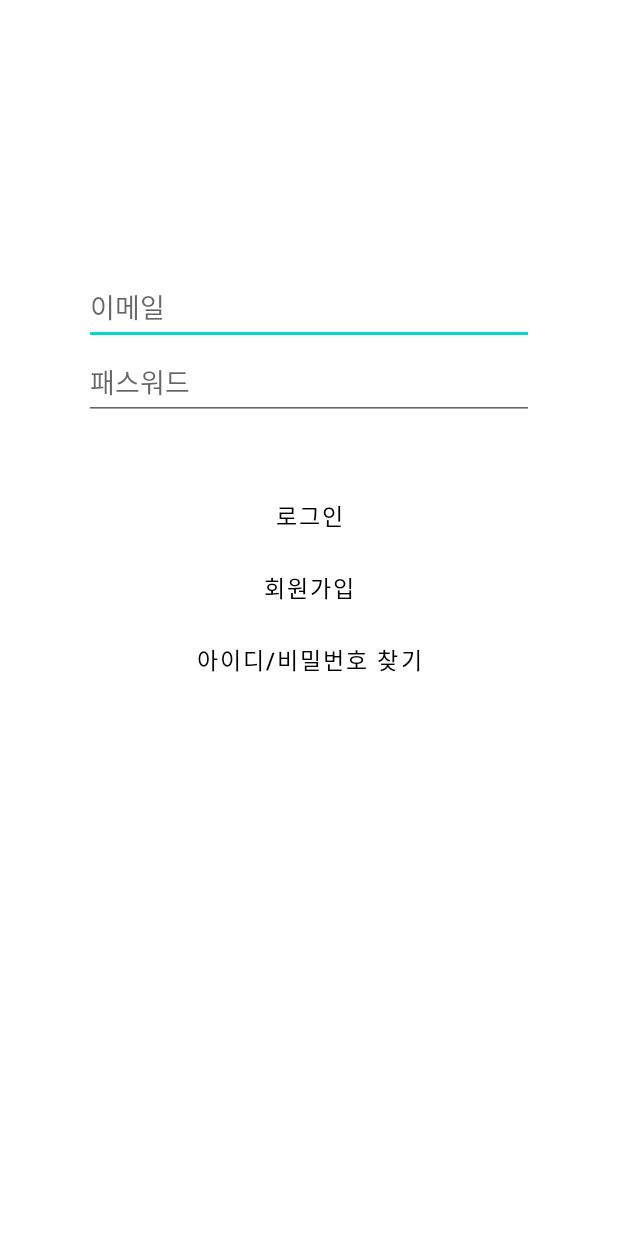
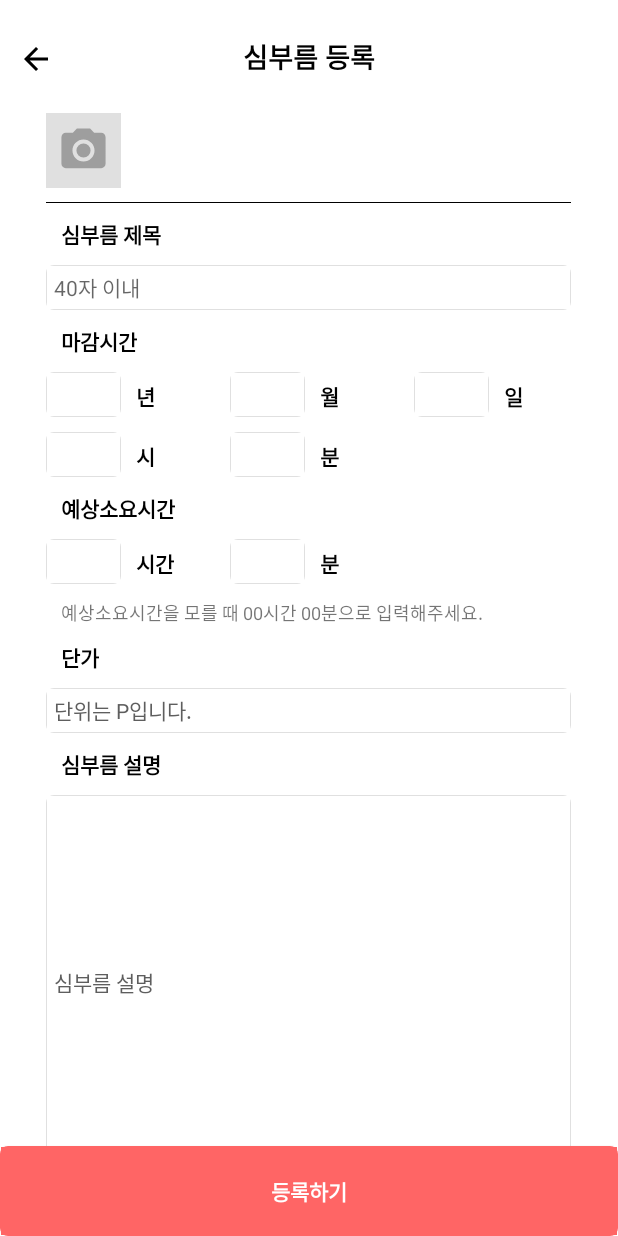
Before and after one commit to YoonDongGwan/hanium-project, an Android app: the screen it shows after launch (LoginActivity before the commit, PostActivity after it), on a phone screen of 412 x 824 dp. Run offline under Robolectric (Android 15) with nearby library versions, the phone set to English and light mode, and no system bars.

Commit message:
로그인, 심부름 등록 레이아웃 구현

```diff
--- a/app/src/main/AndroidManifest.xml
+++ b/app/src/main/AndroidManifest.xml
@@ -9,7 +9,7 @@
         android:roundIcon="@mipmap/ic_launcher_round"
         android:supportsRtl="true"
         android:theme="@style/Theme.Hanium">
-        <activity android:name=".LoginActivity">
+        <activity android:name=".PostActivity">
             <intent-filter>
                 <action android:name="android.intent.action.MAIN" />
 
--- a/app/src/main/java/com/example/hanium/LoginActivity.java
+++ b/app/src/main/java/com/example/hanium/LoginActivity.java
@@ -3,9 +3,11 @@ package com.example.hanium;
 import androidx.appcompat.app.AppCompatActivity;
 
 import android.content.Intent;
+import android.graphics.Paint;
 import android.os.Bundle;
 import android.view.View;
 import android.widget.Button;
+import android.widget.TextView;
 
 public class LoginActivity extends AppCompatActivity {
     Intent intent;
@@ -14,7 +16,7 @@ public class LoginActivity extends AppCompatActivity {
         super.onCreate(savedInstanceState);
         setContentView(R.layout.activity_login);
         Button login_btn = findViewById(R.id.login_btn);
-        Button signup_btn = findViewById(R.id.signup_btn);
+        TextView signup_btn = findViewById(R.id.signup_btn);
         login_btn.setOnClickListener(onClickListener);
         signup_btn.setOnClickListener(onClickListener);
     }
--- a/app/src/main/java/com/example/hanium/MainActivity.java
+++ b/app/src/main/java/com/example/hanium/MainActivity.java
@@ -36,14 +36,10 @@ public class MainActivity extends AppCompatActivity {
 
                     case R.id.chat:
                         transaction.replace(R.id.framelayout, chatFragment).commitAllowingStateLoss();
-
                         break;
-
                     case R.id.alarm:
                             transaction.replace(R.id.framelayout, alarmFragment).commitAllowingStateLoss();
-
                         break;
-
                     case R.id.mypage:
                         transaction.replace(R.id.framelayout, mypageFragment).commitAllowingStateLoss();
                         break;
--- /dev/null
+++ b/app/src/main/java/com/example/hanium/PostActivity.java
@@ -0,0 +1,27 @@
+package com.example.hanium;
+
+import android.content.Intent;
+import android.os.Bundle;
+import android.view.View;
+import android.widget.ImageButton;
+
+import androidx.annotation.Nullable;
+import androidx.appcompat.app.AppCompatActivity;
+
+public class PostActivity extends AppCompatActivity {
+    ImageButton add_picture;
+
+    @Override
+    protected void onCreate(@Nullable Bundle savedInstanceState) {
+        super.onCreate(savedInstanceState);
+        setContentView(R.layout.activity_post);
+        add_picture = findViewById(R.id.add_picture);
+        add_picture.setOnClickListener(new View.OnClickListener() {
+            @Override
+            public void onClick(View v) {
+                Intent intent = new Intent(Intent.ACTION_PICK);
+
+            }
+        });
+    }
+}
--- /dev/null
+++ b/app/src/main/res/drawable/edittext_border.xml
@@ -0,0 +1,23 @@
+<?xml version="1.0" encoding="utf-8"?>
+<layer-list xmlns:android="http://schemas.android.com/apk/res/android">
+
+    <item>
+        <shape android:shape="rectangle">
+            <solid android:color="#e0e0e0" />
+            <corners android:radius="5dp"/>
+        </shape>
+
+    </item>
+
+    <item android:top = "1dp"
+        android:right= "1dp"
+        android:left="1dp"
+        android:bottom="1dp">
+
+        <shape android:shape="rectangle">
+            <solid android:color="#ffffff" />
+        </shape>
+
+    </item>
+
+</layer-list>
--- /dev/null
+++ b/app/src/main/res/drawable/ic_baseline_add_60.xml
@@ -0,0 +1,5 @@
+<vector android:height="60dp" android:tint="#2359FF"
+    android:viewportHeight="24" android:viewportWidth="24"
+    android:width="60dp" xmlns:android="http://schemas.android.com/apk/res/android">
+    <path android:fillColor="@android:color/white" android:pathData="M19,13h-6v6h-2v-6H5v-2h6V5h2v6h6V13z"/>
+</vector>
--- /dev/null
+++ b/app/src/main/res/drawable/ic_baseline_arrow_back_24.xml
@@ -0,0 +1,10 @@
+<vector xmlns:android="http://schemas.android.com/apk/res/android"
+    android:width="24dp"
+    android:height="24dp"
+    android:viewportWidth="24"
+    android:viewportHeight="24"
+    android:tint="?attr/colorControlNormal">
+  <path
+      android:fillColor="@android:color/white"
+      android:pathData="M20,11H7.83l5.59,-5.59L12,4l-8,8 8,8 1.41,-1.41L7.83,13H20v-2z"/>
+</vector>
--- /dev/null
+++ b/app/src/main/res/drawable/ic_baseline_photo_camera_24.xml
@@ -0,0 +1,6 @@
+<vector android:height="35dp" android:tint="#9E9E9E"
+    android:viewportHeight="24" android:viewportWidth="24"
+    android:width="35dp" xmlns:android="http://schemas.android.com/apk/res/android">
+    <path android:fillColor="@android:color/white" android:pathData="M12,12m-3.2,0a3.2,3.2 0,1 1,6.4 0a3.2,3.2 0,1 1,-6.4 0"/>
+    <path android:fillColor="@android:color/white" android:pathData="M9,2L7.17,4L4,4c-1.1,0 -2,0.9 -2,2v12c0,1.1 0.9,2 2,2h16c1.1,0 2,-0.9 2,-2L22,6c0,-1.1 -0.9,-2 -2,-2h-3.17L15,2L9,2zM12,17c-2.76,0 -5,-2.24 -5,-5s2.24,-5 5,-5 5,2.24 5,5 -2.24,5 -5,5z"/>
+</vector>
--- /dev/null
+++ b/app/src/main/res/drawable/login_btn_bg.xml
@@ -0,0 +1,12 @@
+<?xml version="1.0" encoding="utf-8"?>
+<selector xmlns:android="http://schemas.android.com/apk/res/android">
+
+    <item>
+        <shape android:shape="rectangle">
+            <solid android:color="#ff6565" />
+            <corners android:radius="30dp"/>
+        </shape>
+
+    </item>
+
+</selector>
--- /dev/null
+++ b/app/src/main/res/drawable/textview_bottom_border.xml
@@ -0,0 +1,22 @@
+<?xml version="1.0" encoding="utf-8"?>
+<layer-list xmlns:android="http://schemas.android.com/apk/res/android">
+
+    <item>
+        <shape android:shape="rectangle">
+            <solid android:color="#ff6565" />
+        </shape>
+
+    </item>
+
+    <item android:top = "0dp"
+        android:right= "0dp"
+        android:left="0dp"
+        android:bottom="2dp">
+
+        <shape android:shape="rectangle">
+            <solid android:color="#ffffff" />
+        </shape>
+
+    </item>
+
+</layer-list>
--- /dev/null
+++ b/app/src/main/res/drawable/underline.xml
@@ -0,0 +1,22 @@
+<?xml version="1.0" encoding="utf-8"?>
+<layer-list xmlns:android="http://schemas.android.com/apk/res/android">
+
+    <item>
+        <shape android:shape="rectangle">
+            <solid android:color="#000000" />
+        </shape>
+
+    </item>
+
+    <item android:top = "0dp"
+        android:right= "0dp"
+        android:left="0dp"
+        android:bottom="1dp">
+
+        <shape android:shape="rectangle">
+            <solid android:color="#ffffff" />
+        </shape>
+
+    </item>
+
+</layer-list>
--- a/app/src/main/res/layout/activity_login.xml
+++ b/app/src/main/res/layout/activity_login.xml
@@ -1,72 +1,95 @@
 <?xml version="1.0" encoding="utf-8"?>
-<androidx.constraintlayout.widget.ConstraintLayout xmlns:android="http://schemas.android.com/apk/res/android"
+<LinearLayout xmlns:android="http://schemas.android.com/apk/res/android"
     xmlns:tools="http://schemas.android.com/tools"
     android:layout_width="match_parent"
     android:layout_height="match_parent"
     xmlns:app="http://schemas.android.com/apk/res-auto"
+    android:gravity="center"
+    android:orientation="vertical"
     tools:context=".LoginActivity">
     <ImageView
-        android:layout_width="wrap_content"
-        android:layout_height="wrap_content"
+        android:layout_width="100dp"
+        android:layout_height="100dp"
         android:id="@+id/imageview"
+        android:src="#e0e0e0"
         app:layout_constraintTop_toTopOf="parent"
         app:layout_constraintLeft_toLeftOf="parent"
         app:layout_constraintRight_toRightOf="parent"
-        android:layout_marginTop="150dp"
         ></ImageView>
-    <EditText
-        android:layout_width="300dp"
-        android:layout_height="50dp"
-        android:layout_marginTop="30dp"
-        android:hint="이메일"
-        android:id="@+id/email"
-        app:layout_constraintTop_toBottomOf="@+id/imageview"
-        app:layout_constraintLeft_toLeftOf="parent"
-        app:layout_constraintRight_toRightOf="parent"
-        ></EditText>
-    <EditText
-        android:layout_width="300dp"
-        android:layout_height="50dp"
-        android:hint="패스워드"
-        android:id="@+id/password"
-        app:layout_constraintTop_toBottomOf="@+id/email"
-        app:layout_constraintLeft_toLeftOf="parent"
-        app:layout_constraintRight_toRightOf="parent"
-        ></EditText>
-    <Button
+    <LinearLayout
         android:layout_width="wrap_content"
         android:layout_height="wrap_content"
+        android:orientation="vertical"
+        android:layout_marginTop="50dp"
+        >
+    <TextView
+        android:layout_width="wrap_content"
+        android:layout_height="wrap_content"
+        android:textColor="@color/black"
+        android:text="이메일"
+        android:textSize="14dp"
+        android:textStyle="bold"
+        ></TextView>
+    <EditText
+        android:layout_width="280dp"
+        android:layout_height="30dp"
+        android:hint="이메일"
+        android:textSize="14dp"
+        android:background="@drawable/edittext_border"
+        android:id="@+id/email"
+        android:layout_marginTop="10dp"
+        android:paddingLeft="5dp"
+        ></EditText>
+        <TextView
+            android:layout_width="wrap_content"
+            android:layout_height="wrap_content"
+            android:textColor="@color/black"
+            android:text="비밀번호"
+            android:textSize="14dp"
+            android:textStyle="bold"
+            android:layout_marginTop="10dp"
+            ></TextView>
+    <EditText
+        android:layout_width="280dp"
+        android:layout_height="30dp"
+        android:hint="비밀번호를 입력해 주세요."
+        android:textSize="14dp"
+        android:background="@drawable/edittext_border"
+        android:id="@+id/password"
+        android:layout_marginTop="10dp"
+        android:paddingLeft="5dp"
+        ></EditText>
+    </LinearLayout>
+    <Button
+        android:layout_width="180dp"
+        android:layout_height="40dp"
         android:text="로그인"
         android:id="@+id/login_btn"
-        android:background="#00ff0000"
+        android:background="@drawable/login_btn_bg"
         android:textSize="15sp"
-        android:textColor="@color/black"
+        android:textStyle="bold"
+        android:textColor="@color/white"
         android:layout_marginTop="40dp"
-        app:layout_constraintTop_toBottomOf="@+id/password"
-        app:layout_constraintLeft_toLeftOf="parent"
-        app:layout_constraintRight_toRightOf="parent"
         ></Button>
-    <Button
+    <TextView
         android:layout_width="wrap_content"
         android:layout_height="wrap_content"
         android:id="@+id/signup_btn"
         android:text="회원가입"
-        android:textColor="@color/black"
+        android:textColor="#ff6565"
+        android:textStyle="bold"
         android:textSize="15sp"
-        android:background="#00ff0000"
-        app:layout_constraintTop_toBottomOf="@id/login_btn"
-        app:layout_constraintLeft_toLeftOf="parent"
-        app:layout_constraintRight_toRightOf="parent"
-        ></Button>
-    <Button
+        android:layout_marginTop="20dp"
+        android:background="@drawable/textview_bottom_border"
+        ></TextView>
+    <TextView
         android:layout_width="wrap_content"
         android:layout_height="wrap_content"
         android:text="아이디/비밀번호 찾기"
-        android:textColor="@color/black"
+        android:textColor="#ff6565"
+        android:textStyle="bold"
         android:textSize="15sp"
-        android:background="#00ff0000"
-        app:layout_constraintTop_toBottomOf="@+id/signup_btn"
-        app:layout_constraintLeft_toLeftOf="parent"
-        app:layout_constraintRight_toRightOf="parent"
-        ></Button>
-</androidx.constraintlayout.widget.ConstraintLayout>
+        android:layout_marginTop="10dp"
+        android:background="@drawable/textview_bottom_border"
+        ></TextView>
+</LinearLayout>
--- /dev/null
+++ b/app/src/main/res/layout/activity_post.xml
@@ -0,0 +1,294 @@
+<?xml version="1.0" encoding="utf-8"?>
+<androidx.constraintlayout.widget.ConstraintLayout android:layout_width="match_parent"
+    android:layout_height="match_parent"
+    xmlns:android="http://schemas.android.com/apk/res/android"
+    xmlns:app="http://schemas.android.com/apk/res-auto">
+    <ScrollView
+        android:layout_width="match_parent"
+        android:layout_height="match_parent"
+        app:layout_constraintTop_toTopOf="parent"
+        app:layout_constraintLeft_toLeftOf="parent"
+        android:background="@color/white"
+        >
+<LinearLayout
+    xmlns:android="http://schemas.android.com/apk/res/android"
+    android:layout_width="match_parent"
+    android:layout_height="match_parent"
+    xmlns:app="http://schemas.android.com/apk/res-auto"
+    android:orientation="vertical"
+    >
+    <androidx.constraintlayout.widget.ConstraintLayout
+        android:layout_width="match_parent"
+        android:layout_height="wrap_content"
+        android:layout_marginTop="24dp"
+        >
+        <ImageButton
+            android:id="@+id/imageView"
+            android:layout_width="wrap_content"
+            android:layout_height="wrap_content"
+            android:src="@drawable/ic_baseline_arrow_back_24"
+            android:background="#00FF0000"
+            app:layout_constraintLeft_toLeftOf="parent"
+            app:layout_constraintTop_toTopOf="parent"
+            app:tint="@color/black"
+            android:layout_marginTop="3dp"
+            android:layout_marginLeft="12dp"
+            ></ImageButton>
+        <TextView
+            android:layout_width="wrap_content"
+            android:layout_height="wrap_content"
+            android:text="심부름 등록"
+            android:textColor="@color/black"
+            android:textSize="18sp"
+            android:textStyle="bold"
+            app:layout_constraintTop_toTopOf="parent"
+            app:layout_constraintEnd_toEndOf="parent"
+            app:layout_constraintStart_toStartOf="parent"></TextView>
+    </androidx.constraintlayout.widget.ConstraintLayout>
+    <LinearLayout
+        android:layout_width="350dp"
+        android:layout_height="60dp"
+        android:orientation="horizontal"
+        android:layout_marginTop="24dp"
+        android:layout_gravity="center"
+        android:background="@drawable/underline"
+        >
+        <ImageButton
+            android:layout_width="50dp"
+            android:layout_height="50dp"
+            android:id="@+id/add_picture"
+            android:src="@drawable/ic_baseline_photo_camera_24"
+            android:background="#e0e0e0"
+            ></ImageButton>
+    </LinearLayout>
+    <LinearLayout
+        android:layout_width="wrap_content"
+        android:layout_height="wrap_content"
+        android:orientation="vertical"
+        android:layout_gravity="center"
+        >
+    <TextView
+        android:layout_width="wrap_content"
+        android:layout_height="wrap_content"
+        android:textStyle="bold"
+        android:text="심부름 제목"
+        android:textColor="@color/black"
+        android:layout_marginTop="10dp"
+        android:paddingLeft="10dp"
+        ></TextView>
+    <EditText
+        android:layout_width="350dp"
+        android:layout_height="30dp"
+        android:background="@drawable/edittext_border"
+        android:textColor="@color/black"
+        android:textSize="14sp"
+        android:paddingLeft="5dp"
+        android:hint="40자 이내"
+        android:layout_marginTop="10dp"
+        ></EditText>
+    <TextView
+        android:layout_width="wrap_content"
+        android:layout_height="wrap_content"
+        android:text="마감시간"
+        android:textColor="@color/black"
+        android:textSize="14sp"
+        android:textStyle="bold"
+        android:layout_marginTop="10dp"
+        android:paddingLeft="10dp"
+        ></TextView>
+        <LinearLayout
+            android:layout_width="match_parent"
+            android:layout_height="wrap_content"
+            android:orientation="horizontal"
+            android:layout_marginTop="10dp"
+            >
+            <EditText
+                android:layout_width="50dp"
+                android:layout_height="30dp"
+                android:background="@drawable/edittext_border"
+                ></EditText>
+            <TextView
+                android:layout_width="wrap_content"
+                android:layout_height="wrap_content"
+                android:text="년"
+                android:textColor="@color/black"
+                android:textSize="14sp"
+                android:textStyle="bold"
+                android:layout_marginLeft="10dp"
+                ></TextView>
+            <EditText
+                android:layout_width="50dp"
+                android:layout_height="30dp"
+                android:background="@drawable/edittext_border"
+                android:layout_marginLeft="50dp"
+                ></EditText>
+            <TextView
+                android:layout_width="wrap_content"
+                android:layout_height="wrap_content"
+                android:text="월"
+                android:textColor="@color/black"
+                android:textSize="14sp"
+                android:textStyle="bold"
+                android:layout_marginLeft="10dp"
+                ></TextView>
+            <EditText
+                android:layout_width="50dp"
+                android:layout_height="30dp"
+                android:background="@drawable/edittext_border"
+                android:layout_marginLeft="50dp"
+                ></EditText>
+            <TextView
+                android:layout_width="wrap_content"
+                android:layout_height="wrap_content"
+                android:text="일"
+                android:textColor="@color/black"
+                android:textSize="14sp"
+                android:textStyle="bold"
+                android:layout_marginLeft="10dp"
+                ></TextView>
+        </LinearLayout>
+        <LinearLayout
+            android:layout_width="match_parent"
+            android:layout_height="wrap_content"
+            android:orientation="horizontal"
+            android:layout_marginTop="10dp"
+            >
+            <EditText
+                android:layout_width="50dp"
+                android:layout_height="30dp"
+                android:background="@drawable/edittext_border"
+                ></EditText>
+            <TextView
+                android:layout_width="wrap_content"
+                android:layout_height="wrap_content"
+                android:text="시"
+                android:textColor="@color/black"
+                android:textSize="14sp"
+                android:textStyle="bold"
+                android:layout_marginLeft="10dp"
+                ></TextView>
+            <EditText
+                android:layout_width="50dp"
+                android:layout_height="30dp"
+                android:background="@drawable/edittext_border"
+                android:layout_marginLeft="50dp"
+                ></EditText>
+            <TextView
+                android:layout_width="wrap_content"
+                android:layout_height="wrap_content"
+                android:text="분"
+                android:textColor="@color/black"
+                android:textSize="14sp"
+                android:textStyle="bold"
+                android:layout_marginLeft="10dp"
+                ></TextView>
+    </LinearLayout>
+        <TextView
+            android:layout_width="wrap_content"
+            android:layout_height="wrap_content"
+            android:text="예상소요시간"
+            android:textColor="@color/black"
+            android:textSize="14sp"
+            android:textStyle="bold"
+            android:layout_marginTop="10dp"
+            android:paddingLeft="10dp"
+            ></TextView>
+        <LinearLayout
+            android:layout_width="match_parent"
+            android:layout_height="wrap_content"
+            android:orientation="horizontal"
+            android:layout_marginTop="10dp"
+            >
+            <EditText
+                android:layout_width="50dp"
+                android:layout_height="30dp"
+                android:background="@drawable/edittext_border"
+                ></EditText>
+            <TextView
+                android:layout_width="wrap_content"
+                android:layout_height="wrap_content"
+                android:text="시간"
+                android:textColor="@color/black"
+                android:textSize="14sp"
+                android:textStyle="bold"
+                android:layout_marginLeft="10dp"
+                ></TextView>
+            <EditText
+                android:layout_width="50dp"
+                android:layout_height="30dp"
+                android:background="@drawable/edittext_border"
+                android:layout_marginLeft="37dp"
+                ></EditText>
+            <TextView
+                android:layout_width="wrap_content"
+                android:layout_height="wrap_content"
+                android:text="분"
+                android:textColor="@color/black"
+                android:textSize="14sp"
+                android:textStyle="bold"
+                android:layout_marginLeft="10dp"
+                ></TextView>
+        </LinearLayout>
+    <TextView
+        android:layout_width="wrap_content"
+        android:layout_height="wrap_content"
+        android:text="예상소요시간을 모를 때 00시간 00분으로 입력해주세요."
+        android:textSize="12sp"
+        android:layout_marginTop="10dp"
+        android:layout_marginLeft="10dp"
+        ></TextView>
+        <TextView
+            android:layout_width="wrap_content"
+            android:layout_height="wrap_content"
+            android:text="단가"
+            android:textColor="@color/black"
+            android:textSize="14sp"
+            android:textStyle="bold"
+            android:layout_marginTop="10dp"
+            android:paddingLeft="10dp"
+            ></TextView>
+            <EditText
+                android:layout_width="match_parent"
+                android:layout_height="30dp"
+                android:hint="단위는 P입니다."
+                android:textSize="14sp"
+                android:paddingLeft="5dp"
+                android:layout_marginTop="10dp"
+                android:textColorHint="#5e5e5e"
+                android:background="@drawable/edittext_border"
+                ></EditText>
+        <TextView
+            android:layout_width="wrap_content"
+            android:layout_height="wrap_content"
+            android:text="심부름 설명"
+            android:textColor="@color/black"
+            android:textSize="14sp"
+            android:textStyle="bold"
+            android:layout_marginTop="10dp"
+            android:paddingLeft="10dp"
+            ></TextView>
+        <EditText
+            android:layout_width="match_parent"
+            android:layout_height="250dp"
+            android:hint="심부름 설명"
+            android:textSize="14sp"
+            android:paddingLeft="5dp"
+            android:layout_marginTop="10dp"
+            android:textColorHint="#5e5e5e"
+            android:background="@drawable/edittext_border"
+            ></EditText>
+    </LinearLayout>
+</LinearLayout>
+    </ScrollView>
+    <Button
+        android:layout_width="match_parent"
+        android:layout_height="60dp"
+        app:layout_constraintBottom_toBottomOf="parent"
+        android:background="@drawable/edittext_border"
+        android:backgroundTint="#ff6565"
+        android:text="등록하기"
+        android:textColor="@color/white"
+        android:textSize="14sp"
+        android:textStyle="bold"
+        ></Button>
+</androidx.constraintlayout.widget.ConstraintLayout>
--- a/app/src/main/res/values/themes.xml
+++ b/app/src/main/res/values/themes.xml
@@ -1,10 +1,11 @@
 <resources xmlns:tools="http://schemas.android.com/tools">
     <!-- Base application theme. -->
-    <style name="Theme.Hanium" parent="Theme.MaterialComponents.DayNight.NoActionBar">
+    <style name="Theme.Hanium" parent="Theme.AppCompat.Light.NoActionBar">
         <!-- Primary brand color. -->
         <item name="colorPrimary">@color/white</item>
         <item name="colorPrimaryVariant">@color/white</item>
-        <item name="colorOnPrimary">@color/white</item>
+        <item name="colorOnPrimary">@color/black</item>
+        <item name="android:windowBackground">#FFFFFF</item>
         <!-- Secondary brand color. -->
         <item name="colorSecondary">@color/teal_200</item>
         <item name="colorSecondaryVariant">@color/teal_700</item>
```
